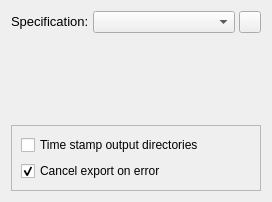
This is spine_items/exporter/ui/exporter_properties.ui in spine-tools/spine-items as Qt 5 draws it before an edit. The edited form follows.
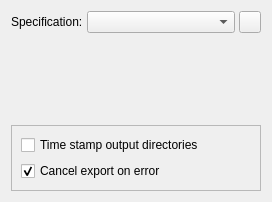
This is the edited form. Icons and pictures are not drawn.

Commit message:
Remove custom font sizes
Re Spine-project/Spine-Toolbox#1635

```diff
--- a/spine_items/exporter/ui/exporter_properties.ui
+++ b/spine_items/exporter/ui/exporter_properties.ui
@@ -45,11 +45,6 @@
          <height>16777215</height>
         </size>
        </property>
-       <property name="font">
-        <font>
-         <pointsize>10</pointsize>
-        </font>
-       </property>
        <property name="text">
         <string>Specification:</string>
        </property>
```
The commit also changes 18 other files.
